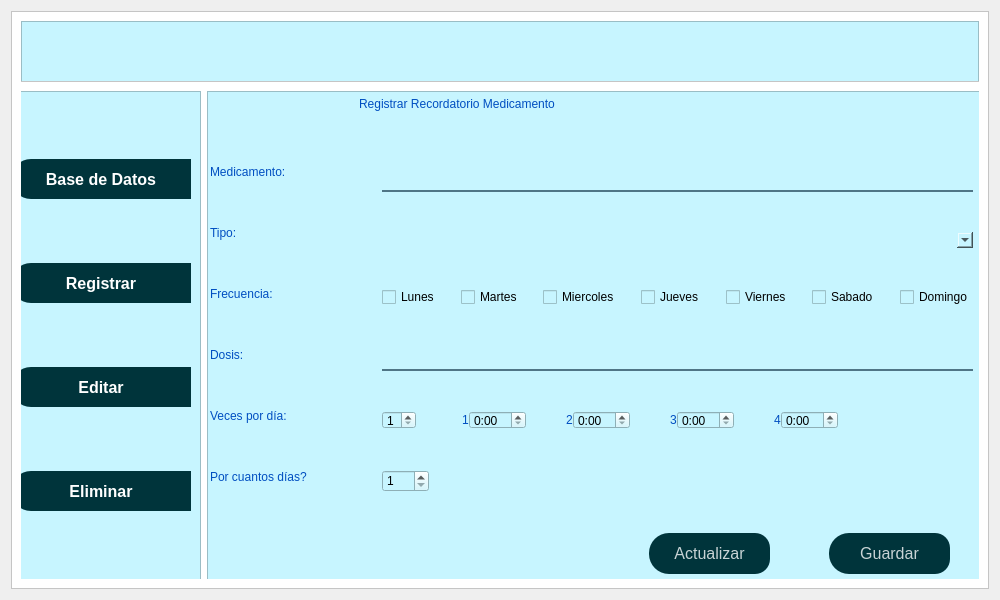
Above: ui/medicamentos.ui from daburneo1/addi before the change. Below: the same form after it.
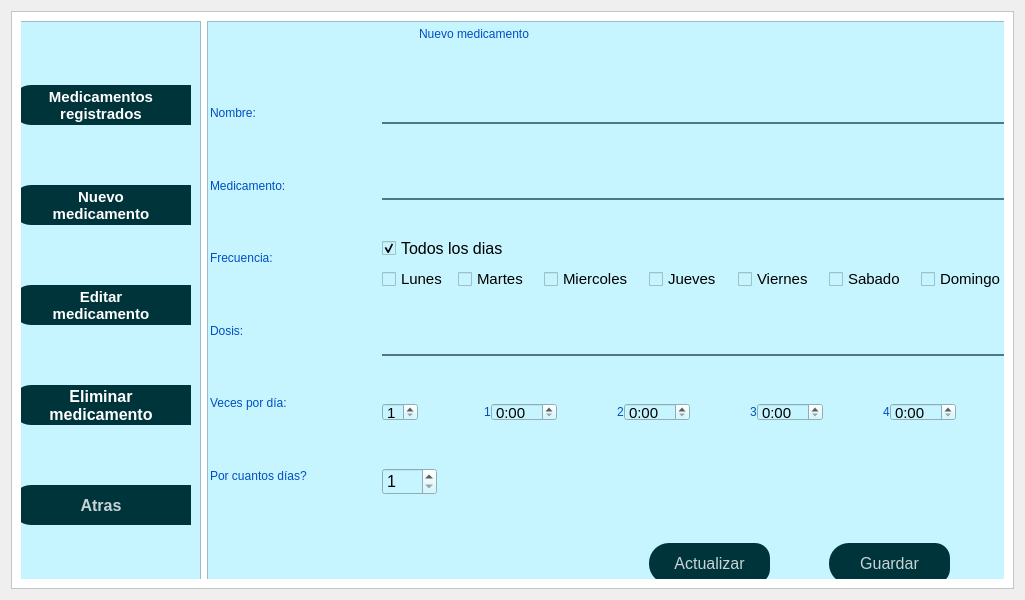
That is the form after the change. The open tabs and pages were chosen to show the change. Icons and pictures are not drawn.

```diff
--- a/ui/medicamentos.ui
+++ b/ui/medicamentos.ui
@@ -6,7 +6,7 @@
    <rect>
     <x>0</x>
     <y>0</y>
-    <width>1000</width>
+    <width>1025</width>
     <height>600</height>
    </rect>
   </property>
@@ -18,7 +18,7 @@
   </property>
   <property name="maximumSize">
    <size>
-    <width>1000</width>
+    <width>1025</width>
     <height>600</height>
    </size>
   </property>
@@ -49,89 +49,13 @@
         <property name="frameShadow">
          <enum>QFrame::Raised</enum>
         </property>
-        <widget class="QPushButton" name="pushButtonCerrar">
-         <property name="geometry">
-          <rect>
-           <x>890</x>
-           <y>10</y>
-           <width>51</width>
-           <height>41</height>
-          </rect>
-         </property>
-         <property name="styleSheet">
-          <string notr="true">QPushButton{
-	color:rgba(255,255,255,200);
-	border-radius:5px;
-}
-QPushButton:pressed{
-	padding-left:5px;
-	padding-top:5px;
-	background-color:rgba(0, 119, 123, 1);
-	background-position:calc(100% - 10px)center;
-}
-QPushButton:hover{
-	background-color:rgba(0, 174, 173, 1);
-}</string>
-         </property>
-         <property name="text">
-          <string/>
-         </property>
-         <property name="icon">
-          <iconset>
-           <normaloff>../Iconos/cerrar.png</normaloff>../Iconos/cerrar.png</iconset>
-         </property>
-         <property name="iconSize">
-          <size>
-           <width>40</width>
-           <height>40</height>
-          </size>
-         </property>
-        </widget>
-        <widget class="QPushButton" name="pushButtonMenu">
-         <property name="geometry">
-          <rect>
-           <x>70</x>
-           <y>10</y>
-           <width>51</width>
-           <height>41</height>
-          </rect>
-         </property>
-         <property name="styleSheet">
-          <string notr="true">QPushButton{
-	color:rgba(255,255,255,200);
-	border-radius:5px;
-}
-QPushButton:pressed{
-	padding-left:5px;
-	padding-top:5px;
-	background-color:rgba(0, 119, 123, 1);
-	background-position:calc(100% - 10px)center;
-}
-QPushButton:hover{
-	background-color:rgba(0, 174, 173, 1);
-}</string>
-         </property>
-         <property name="text">
-          <string/>
-         </property>
-         <property name="icon">
-          <iconset>
-           <normaloff>../Iconos/barra-de-menus.png</normaloff>../Iconos/barra-de-menus.png</iconset>
-         </property>
-         <property name="iconSize">
-          <size>
-           <width>40</width>
-           <height>40</height>
-          </size>
-         </property>
-        </widget>
         <widget class="QFrame" name="frame_3">
          <property name="geometry">
           <rect>
            <x>-30</x>
-           <y>60</y>
-           <width>1001</width>
-           <height>511</height>
+           <y>-10</y>
+           <width>1031</width>
+           <height>591</height>
           </rect>
          </property>
          <property name="styleSheet">
@@ -200,7 +124,7 @@
                </property>
                <property name="font">
                 <font>
-                 <pointsize>12</pointsize>
+                 <pointsize>11</pointsize>
                  <weight>75</weight>
                  <bold>true</bold>
                 </font>
@@ -209,7 +133,8 @@
                 <string notr="true">color:rgb(255, 255, 255)</string>
                </property>
                <property name="text">
-                <string>Base de Datos</string>
+                <string>Medicamentos
+registrados</string>
                </property>
                <property name="icon">
                 <iconset>
@@ -233,7 +158,7 @@
                </property>
                <property name="font">
                 <font>
-                 <pointsize>12</pointsize>
+                 <pointsize>11</pointsize>
                  <weight>75</weight>
                  <bold>true</bold>
                 </font>
@@ -242,7 +167,8 @@
                 <string notr="true">color:rgb(255, 255, 255)</string>
                </property>
                <property name="text">
-                <string>Registrar</string>
+                <string>Nuevo
+medicamento</string>
                </property>
                <property name="icon">
                 <iconset>
@@ -266,7 +192,7 @@
                </property>
                <property name="font">
                 <font>
-                 <pointsize>12</pointsize>
+                 <pointsize>11</pointsize>
                  <weight>75</weight>
                  <bold>true</bold>
                 </font>
@@ -275,7 +201,8 @@
                 <string notr="true">color:rgb(255, 255, 255)</string>
                </property>
                <property name="text">
-                <string>Editar</string>
+                <string>Editar
+medicamento</string>
                </property>
                <property name="icon">
                 <iconset>
@@ -308,7 +235,8 @@
                 <string notr="true">color:rgb(255, 255, 255)</string>
                </property>
                <property name="text">
-                <string>Eliminar</string>
+                <string>Eliminar
+medicamento</string>
                </property>
                <property name="icon">
                 <iconset>
@@ -322,6 +250,26 @@
                </property>
               </widget>
              </item>
+             <item>
+              <widget class="QPushButton" name="pushButtonCerrar">
+               <property name="minimumSize">
+                <size>
+                 <width>0</width>
+                 <height>40</height>
+                </size>
+               </property>
+               <property name="font">
+                <font>
+                 <pointsize>12</pointsize>
+                 <weight>75</weight>
+                 <bold>true</bold>
+                </font>
+               </property>
+               <property name="text">
+                <string>Atras</string>
+               </property>
+              </widget>
+             </item>
             </layout>
            </widget>
           </item>
@@ -533,21 +481,21 @@
                 <widget class="QLabel" name="label_12">
                  <property name="geometry">
                   <rect>
-                   <x>150</x>
+                   <x>210</x>
                    <y>0</y>
-                   <width>331</width>
+                   <width>221</width>
                    <height>21</height>
                   </rect>
                  </property>
                  <property name="text">
-                  <string>Registrar Recordatorio Medicamento</string>
+                  <string>Nuevo medicamento</string>
                  </property>
                 </widget>
                 <widget class="QPushButton" name="pushButtonActualizar_2">
                  <property name="geometry">
                   <rect>
                    <x>440</x>
-                   <y>440</y>
+                   <y>520</y>
                    <width>121</width>
                    <height>41</height>
                   </rect>
@@ -587,7 +535,7 @@
                  <property name="geometry">
                   <rect>
                    <x>620</x>
-                   <y>440</y>
+                   <y>520</y>
                    <width>121</width>
                    <height>41</height>
                   </rect>
@@ -623,16 +571,36 @@
                   <string>Guardar</string>
                  </property>
                 </widget>
-                <widget class="QWidget" name="">
+                <widget class="QWidget" name="layoutWidget">
                  <property name="geometry">
                   <rect>
                    <x>1</x>
                    <y>31</y>
                    <width>161</width>
-                   <height>401</height>
+                   <height>481</height>
                   </rect>
                  </property>
                  <layout class="QVBoxLayout" name="verticalLayout_6">
+                  <item>
+                   <spacer name="verticalSpacer_2">
+                    <property name="orientation">
+                     <enum>Qt::Vertical</enum>
+                    </property>
+                    <property name="sizeHint" stdset="0">
+                     <size>
+                      <width>20</width>
+                      <height>40</height>
+                     </size>
+                    </property>
+                   </spacer>
+                  </item>
+                  <item>
+                   <widget class="QLabel" name="label_3">
+                    <property name="text">
+                     <string>Nombre:</string>
+                    </property>
+                   </widget>
+                  </item>
                   <item>
                    <spacer name="verticalSpacer_8">
                     <property name="orientation">
@@ -653,26 +621,6 @@
                     </property>
                    </widget>
                   </item>
-                  <item>
-                   <spacer name="verticalSpacer_9">
-                    <property name="orientation">
-                     <enum>Qt::Vertical</enum>
-                    </property>
-                    <property name="sizeHint" stdset="0">
-                     <size>
-                      <width>20</width>
-                      <height>40</height>
-                     </size>
-                    </property>
-                   </spacer>
-                  </item>
-                  <item>
-                   <widget class="QLabel" name="label_3">
-                    <property name="text">
-                     <string>Tipo: </string>
-                    </property>
-                   </widget>
-                  </item>
                   <item>
                    <spacer name="verticalSpacer_10">
                     <property name="orientation">
@@ -768,16 +716,45 @@
                   </item>
                  </layout>
                 </widget>
-                <widget class="QWidget" name="">
+                <widget class="QWidget" name="layoutWidget">
                  <property name="geometry">
                   <rect>
                    <x>173</x>
-                   <y>41</y>
-                   <width>591</width>
-                   <height>391</height>
+                   <y>31</y>
+                   <width>624</width>
+                   <height>481</height>
                   </rect>
                  </property>
                  <layout class="QVBoxLayout" name="verticalLayout">
+                  <item>
+                   <spacer name="verticalSpacer_9">
+                    <property name="orientation">
+                     <enum>Qt::Vertical</enum>
+                    </property>
+                    <property name="sizeHint" stdset="0">
+                     <size>
+                      <width>20</width>
+                      <height>60</height>
+                     </size>
+                    </property>
+                   </spacer>
+                  </item>
+                  <item>
+                   <widget class="QLineEdit" name="lineEditUsuario">
+                    <property name="font">
+                     <font>
+                      <pointsize>12</pointsize>
+                     </font>
+                    </property>
+                    <property name="styleSheet">
+                     <string notr="true">background-color:rgba(0,0,0,0);
+border:2px solid rgba(0,0,0,0);
+border-bottom-color:rgba(46,82,101,200);
+color:rgb(0,0,0);
+padding-bottom: 5px;</string>
+                    </property>
+                   </widget>
+                  </item>
                   <item>
                    <spacer name="verticalSpacer_7">
                     <property name="orientation">
@@ -786,13 +763,18 @@
                     <property name="sizeHint" stdset="0">
                      <size>
                       <width>20</width>
-                      <height>40</height>
+                      <height>60</height>
                      </size>
                     </property>
                    </spacer>
                   </item>
                   <item>
                    <widget class="QLineEdit" name="lineEditMedicamento">
+                    <property name="font">
+                     <font>
+                      <pointsize>12</pointsize>
+                     </font>
+                    </property>
                     <property name="styleSheet">
                      <string notr="true">background-color:rgba(0,0,0,0);
 border:2px solid rgba(0,0,0,0);
@@ -802,26 +784,6 @@
                     </property>
                    </widget>
                   </item>
-                  <item>
-                   <spacer name="verticalSpacer_2">
-                    <property name="orientation">
-                     <enum>Qt::Vertical</enum>
-                    </property>
-                    <property name="sizeHint" stdset="0">
-                     <size>
-                      <width>20</width>
-                      <height>40</height>
-                     </size>
-                    </property>
-                   </spacer>
-                  </item>
-                  <item>
-                   <widget class="QComboBox" name="comboBoxTipo">
-                    <property name="styleSheet">
-                     <string notr="true">border-radius:5px</string>
-                    </property>
-                   </widget>
-                  </item>
                   <item>
                    <spacer name="verticalSpacer_3">
                     <property name="orientation">
@@ -830,15 +792,63 @@
                     <property name="sizeHint" stdset="0">
                      <size>
                       <width>20</width>
-                      <height>40</height>
+                      <height>50</height>
+                     </size>
+                    </property>
+                   </spacer>
+                  </item>
+                  <item>
+                   <widget class="QCheckBox" name="checkBoxTodos">
+                    <property name="font">
+                     <font>
+                      <pointsize>12</pointsize>
+                     </font>
+                    </property>
+                    <property name="text">
+                     <string>Todos los dias</string>
+                    </property>
+                    <property name="iconSize">
+                     <size>
+                      <width>16</width>
+                      <height>16</height>
+                     </size>
+                    </property>
+                    <property name="checked">
+                     <bool>true</bool>
+                    </property>
+                    <property name="tristate">
+                     <bool>false</bool>
+                    </property>
+                   </widget>
+                  </item>
+                  <item>
+                   <spacer name="verticalSpacer_15">
+                    <property name="orientation">
+                     <enum>Qt::Vertical</enum>
+                    </property>
+                    <property name="sizeHint" stdset="0">
+                     <size>
+                      <width>20</width>
+                      <height>20</height>
                      </size>
                     </property>
                    </spacer>
                   </item>
                   <item>
                    <layout class="QHBoxLayout" name="horizontalLayout_3">
+                    <property name="spacing">
+                     <number>10</number>
+                    </property>
                     <item>
                      <widget class="QCheckBox" name="checkBoxLunes">
+                      <property name="enabled">
+                       <bool>true</bool>
+                      </property>
+                      <property name="font">
+                       <font>
+                        <pointsize>11</pointsize>
+                       </font>
+                      </property>
                       <property name="text">
                        <string>Lunes</string>
                       </property>
@@ -851,7 +861,7 @@
                       </property>
                       <property name="sizeHint" stdset="0">
                        <size>
-                        <width>40</width>
+                        <width>20</width>
                         <height>20</height>
                        </size>
                       </property>
@@ -859,6 +869,14 @@
                     </item>
                     <item>
                      <widget class="QCheckBox" name="checkBoxMartes">
+                      <property name="enabled">
+                       <bool>true</bool>
+                      </property>
+                      <property name="font">
+                       <font>
+                        <pointsize>11</pointsize>
+                       </font>
+                      </property>
                       <property name="text">
                        <string>Martes</string>
                       </property>
@@ -879,6 +897,14 @@
                     </item>
                     <item>
                      <widget class="QCheckBox" name="checkBoxMiercoles">
+                      <property name="enabled">
+                       <bool>true</bool>
+                      </property>
+                      <property name="font">
+                       <font>
+                        <pointsize>11</pointsize>
+                       </font>
+                      </property>
                       <property name="text">
                        <string>Miercoles</string>
                       </property>
@@ -899,6 +925,14 @@
                     </item>
                     <item>
                      <widget class="QCheckBox" name="checkBoxJueves">
+                      <property name="enabled">
+                       <bool>true</bool>
+                      </property>
+                      <property name="font">
+                       <font>
+                        <pointsize>11</pointsize>
+                       </font>
+                      </property>
                       <property name="text">
                        <string>Jueves</string>
                       </property>
@@ -919,6 +953,14 @@
                     </item>
                     <item>
                      <widget class="QCheckBox" name="checkBoxViernes">
+                      <property name="enabled">
+                       <bool>true</bool>
+                      </property>
+                      <property name="font">
+                       <font>
+                        <pointsize>11</pointsize>
+                       </font>
+                      </property>
                       <property name="text">
                        <string>Viernes</string>
                       </property>
@@ -939,6 +981,14 @@
                     </item>
                     <item>
                      <widget class="QCheckBox" name="checkBoxSabado">
+                      <property name="enabled">
+                       <bool>true</bool>
+                      </property>
+                      <property name="font">
+                       <font>
+                        <pointsize>11</pointsize>
+                       </font>
+                      </property>
                       <property name="text">
                        <string>Sabado</string>
                       </property>
@@ -959,6 +1009,14 @@
                     </item>
                     <item>
                      <widget class="QCheckBox" name="checkBoxDomingo">
+                      <property name="enabled">
+                       <bool>true</bool>
+                      </property>
+                      <property name="font">
+                       <font>
+                        <pointsize>11</pointsize>
+                       </font>
+                      </property>
                       <property name="text">
                        <string>Domingo</string>
                       </property>
@@ -974,13 +1032,18 @@
                     <property name="sizeHint" stdset="0">
                      <size>
                       <width>20</width>
-                      <height>40</height>
+                      <height>50</height>
                      </size>
                     </property>
                    </spacer>
                   </item>
                   <item>
                    <widget class="QLineEdit" name="lineEditDosis">
+                    <property name="font">
+                     <font>
+                      <pointsize>12</pointsize>
+                     </font>
+                    </property>
                     <property name="styleSheet">
                      <string notr="true">background-color:rgba(0,0,0,0);
 border:2px solid rgba(0,0,0,0);
@@ -998,7 +1061,7 @@
                     <property name="sizeHint" stdset="0">
                      <size>
                       <width>20</width>
-                      <height>40</height>
+                      <height>60</height>
                      </size>
                     </property>
                    </spacer>
@@ -1013,6 +1076,11 @@
                         <height>18</height>
                        </size>
                       </property>
+                      <property name="font">
+                       <font>
+                        <pointsize>11</pointsize>
+                       </font>
+                      </property>
                       <property name="minimum">
                        <number>1</number>
                       </property>
@@ -1038,7 +1106,7 @@
                           </property>
                           <property name="sizeHint" stdset="0">
                            <size>
-                            <width>40</width>
+                            <width>60</width>
                             <height>20</height>
                            </size>
                           </property>
@@ -1059,6 +1127,11 @@
                             <height>18</height>
                            </size>
                           </property>
+                          <property name="font">
+                           <font>
+                            <pointsize>11</pointsize>
+                           </font>
+                          </property>
                           <property name="currentSection">
                            <enum>QDateTimeEdit::HourSection</enum>
                           </property>
@@ -1077,7 +1150,7 @@
                           </property>
                           <property name="sizeHint" stdset="0">
                            <size>
-                            <width>40</width>
+                            <width>60</width>
                             <height>20</height>
                            </size>
                           </property>
@@ -1102,6 +1175,11 @@
                             <height>18</height>
                            </size>
                           </property>
+                          <property name="font">
+                           <font>
+                            <pointsize>11</pointsize>
+                           </font>
+                          </property>
                           <property name="displayFormat">
                            <string>h:mm</string>
                           </property>
@@ -1118,7 +1196,7 @@
                           </property>
                           <property name="sizeHint" stdset="0">
                            <size>
-                            <width>40</width>
+                            <width>60</width>
                             <height>20</height>
                            </size>
                           </property>
@@ -1139,6 +1217,11 @@
                             <height>18</height>
                            </size>
                           </property>
+                          <property name="font">
+                           <font>
+                            <pointsize>11</pointsize>
+                           </font>
+                          </property>
                           <property name="displayFormat">
                            <string>h:mm</string>
                           </property>
@@ -1155,7 +1238,7 @@
                           </property>
                           <property name="sizeHint" stdset="0">
                            <size>
-                            <width>40</width>
+                            <width>60</width>
                             <height>20</height>
                            </size>
                           </property>
@@ -1176,6 +1259,11 @@
                             <height>18</height>
                            </size>
                           </property>
+                          <property name="font">
+                           <font>
+                            <pointsize>11</pointsize>
+                           </font>
+                          </property>
                           <property name="displayFormat">
                            <string>h:mm</string>
                           </property>
@@ -1192,8 +1280,8 @@
                       </property>
                       <property name="sizeHint" stdset="0">
                        <size>
-                        <width>40</width>
-                        <height>20</height>
+                        <width>0</width>
+                        <height>0</height>
                        </size>
                       </property>
                      </spacer>
@@ -1208,7 +1296,7 @@
                     <property name="sizeHint" stdset="0">
                      <size>
                       <width>20</width>
-                      <height>40</height>
+                      <height>60</height>
                      </size>
                     </property>
                    </spacer>
@@ -1227,6 +1315,11 @@
                       <height>200</height>
                      </size>
                     </property>
+                    <property name="font">
+                     <font>
+                      <pointsize>12</pointsize>
+                     </font>
+                    </property>
                     <property name="minimum">
                      <number>1</number>
                     </property>
@@ -1243,7 +1336,7 @@
                     <property name="sizeHint" stdset="0">
                      <size>
                       <width>20</width>
-                      <height>40</height>
+                      <height>60</height>
                      </size>
                     </property>
                    </spacer>
```
Left out of the diff: 7 changed lines with no effect on the pictures.
